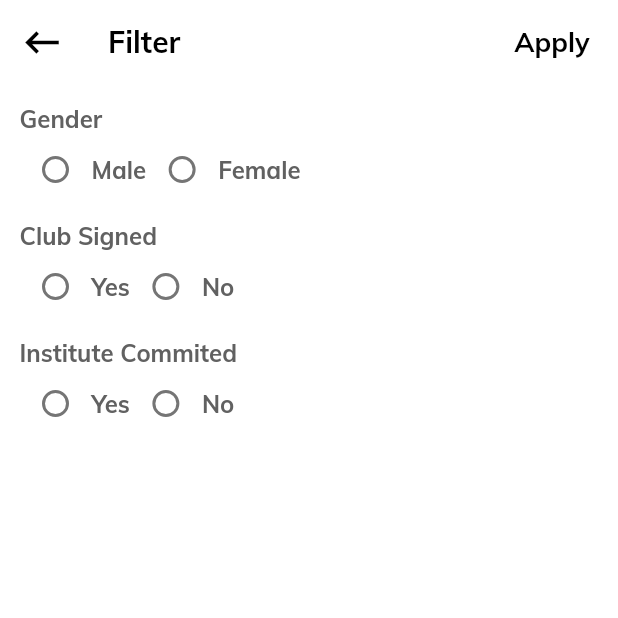
After one commit to Sarbjyotsingh/athlete_platform, a Flutter app: the SearchFilterPage screen opened by its route, on a phone screen of 412 x 824 dp, the top half of it. The commit adds this screen. Run offline on Flutter 3.47's test engine with Material 2 defaults, Android fonts, the light colour scheme and no system bars; our stand-ins replace carousel_slider, font_awesome_flutter.

Commit message:
Search filter Page

```diff
--- a/lib/main.dart
+++ b/lib/main.dart
@@ -16,6 +16,7 @@ import 'package:athlete_platform/screens/member_listing.dart';
 import 'package:athlete_platform/screens/member_listing_non_user_post.dart';
 import 'package:athlete_platform/screens/menu_bar.dart';
 import 'package:athlete_platform/screens/post.dart';
+import 'package:athlete_platform/screens/search_filtter_page.dart';
 import 'package:athlete_platform/screens/search_page.dart';
 import 'package:athlete_platform/screens/signin.dart';
 import 'package:athlete_platform/screens/signup.dart';
@@ -83,6 +84,7 @@ class _MyAppState extends State<MyApp> {
             DiscussionDetailsNonUserPost(),
         ConnectionListing.id: (context) => ConnectionListing(),
         SearchPage.id: (context) => SearchPage(),
+        SearchFilterPage.id: (context) => SearchFilterPage(),
       },
     );
   }
--- /dev/null
+++ b/lib/screens/search_filtter_page.dart
@@ -0,0 +1,244 @@
+import 'package:flutter/material.dart';
+
+class SearchFilterPage extends StatefulWidget {
+  static const String id = 'search_filter_page';
+  @override
+  _SearchFilterPageState createState() => _SearchFilterPageState();
+}
+
+class _SearchFilterPageState extends State<SearchFilterPage> {
+  @override
+  Widget build(BuildContext context) {
+    return Scaffold(
+      appBar: AppBar(
+        leading: IconButton(
+          icon: Icon(
+            Icons.keyboard_backspace,
+            size: 30,
+            color: Colors.black,
+          ),
+          onPressed: () {
+            Navigator.pop(context);
+          },
+        ),
+        title: Text(
+          'Filter',
+          style: TextStyle(
+            color: Colors.black,
+            fontSize: 20,
+            fontWeight: FontWeight.w700,
+            fontFamily: 'Muli',
+          ),
+        ),
+        actions: <Widget>[
+          FlatButton(
+            child: Text(
+              'Apply',
+              style: TextStyle(
+                color: Colors.black,
+                fontSize: 18,
+                fontWeight: FontWeight.w700,
+                fontFamily: 'Muli',
+              ),
+            ),
+            onPressed: () {},
+          ),
+        ],
+        backgroundColor: Colors.white,
+        elevation: 0,
+      ),
+      backgroundColor: Colors.white,
+      body: SafeArea(
+        child: SingleChildScrollView(
+          child: Container(
+            padding: EdgeInsets.all(13),
+            child: Column(
+              children: <Widget>[
+                Container(
+                  child: Align(
+                    alignment: Alignment.topLeft,
+                    child: Text(
+                      "Gender",
+                      style: TextStyle(
+                        color: Colors.grey.shade700,
+                        fontSize: 16.0,
+                        fontFamily: 'Muli',
+                        fontWeight: FontWeight.w700,
+                      ),
+                    ),
+                  ),
+                ),
+                Row(
+                  children: <Widget>[
+                    Row(
+                      children: <Widget>[
+                        Radio(
+                          groupValue: 'Gender',
+                          value: 'Male',
+                          activeColor: Colors.red,
+                          focusColor: Colors.red,
+                          onChanged: (value) {},
+                        ),
+                        Text(
+                          'Male',
+                          style: TextStyle(
+                            color: Colors.grey.shade700,
+                            fontSize: 16.0,
+                            fontFamily: 'Muli',
+                            fontWeight: FontWeight.w700,
+                          ),
+                        ),
+                      ],
+                    ),
+                    Row(
+                      children: <Widget>[
+                        Radio(
+                          groupValue: 'Gender',
+                          value: 'Female',
+                          activeColor: Colors.red,
+                          focusColor: Colors.red,
+                          onChanged: (value) {},
+                        ),
+                        Text(
+                          'Female',
+                          style: TextStyle(
+                            color: Colors.grey.shade700,
+                            fontSize: 16.0,
+                            fontFamily: 'Muli',
+                            fontWeight: FontWeight.w700,
+                          ),
+                        ),
+                      ],
+                    ),
+                  ],
+                ),
+                SizedBox(
+                  height: 10,
+                ),
+                Container(
+                  child: Align(
+                    alignment: Alignment.topLeft,
+                    child: Text(
+                      "Club Signed",
+                      style: TextStyle(
+                        color: Colors.grey.shade700,
+                        fontSize: 16.0,
+                        fontFamily: 'Muli',
+                        fontWeight: FontWeight.w700,
+                      ),
+                    ),
+                  ),
+                ),
+                Row(
+                  children: <Widget>[
+                    Row(
+                      children: <Widget>[
+                        Radio(
+                          groupValue: 'club signed',
+                          value: 'yes',
+                          activeColor: Colors.red,
+                          focusColor: Colors.red,
+                          onChanged: (value) {},
+                        ),
+                        Text(
+                          'Yes',
+                          style: TextStyle(
+                            color: Colors.grey.shade700,
+                            fontSize: 16.0,
+                            fontFamily: 'Muli',
+                            fontWeight: FontWeight.w700,
+                          ),
+                        ),
+                      ],
+                    ),
+                    Row(
+                      children: <Widget>[
+                        Radio(
+                          groupValue: 'club signed',
+                          value: 'No',
+                          activeColor: Colors.red,
+                          focusColor: Colors.red,
+                          onChanged: (value) {},
+                        ),
+                        Text(
+                          'No',
+                          style: TextStyle(
+                            color: Colors.grey.shade700,
+                            fontSize: 16.0,
+                            fontFamily: 'Muli',
+                            fontWeight: FontWeight.w700,
+                          ),
+                        ),
+                      ],
+                    ),
+                  ],
+                ),
+                SizedBox(
+                  height: 10,
+                ),
+                Container(
+                  child: Align(
+                    alignment: Alignment.topLeft,
+                    child: Text(
+                      "Institute Commited",
+                      style: TextStyle(
+                        color: Colors.grey.shade700,
+                        fontSize: 16.0,
+                        fontFamily: 'Muli',
+                        fontWeight: FontWeight.w700,
+                      ),
+                    ),
+                  ),
+                ),
+                Row(
+                  children: <Widget>[
+                    Row(
+                      children: <Widget>[
+                        Radio(
+                          groupValue: 'Institue commited',
+                          value: 'yes',
+                          activeColor: Colors.red,
+                          focusColor: Colors.red,
+                          onChanged: (value) {},
+                        ),
+                        Text(
+                          'Yes',
+                          style: TextStyle(
+                            color: Colors.grey.shade700,
+                            fontSize: 16.0,
+                            fontFamily: 'Muli',
+                            fontWeight: FontWeight.w700,
+                          ),
+                        ),
+                      ],
+                    ),
+                    Row(
+                      children: <Widget>[
+                        Radio(
+                          groupValue: 'Institue commited',
+                          value: 'No',
+                          activeColor: Colors.red,
+                          focusColor: Colors.red,
+                          onChanged: (value) {},
+                        ),
+                        Text(
+                          'No',
+                          style: TextStyle(
+                            color: Colors.grey.shade700,
+                            fontSize: 16.0,
+                            fontFamily: 'Muli',
+                            fontWeight: FontWeight.w700,
+                          ),
+                        ),
+                      ],
+                    ),
+                  ],
+                ),
+              ],
+            ),
+          ),
+        ),
+      ),
+    );
+  }
+}
--- a/lib/screens/search_page.dart
+++ b/lib/screens/search_page.dart
@@ -1,3 +1,4 @@
+import 'package:athlete_platform/screens/search_filtter_page.dart';
 import 'package:athlete_platform/widgets/connection_card.dart';
 import 'package:flutter/material.dart';
 
@@ -148,7 +149,9 @@ class _SearchPageState extends State<SearchPage> {
                 size: 30,
                 color: Colors.black,
               ),
-              onPressed: () {},
+              onPressed: () {
+                Navigator.pushNamed(context, SearchFilterPage.id);
+              },
             )
           ],
           backgroundColor: Colors.white,
```
